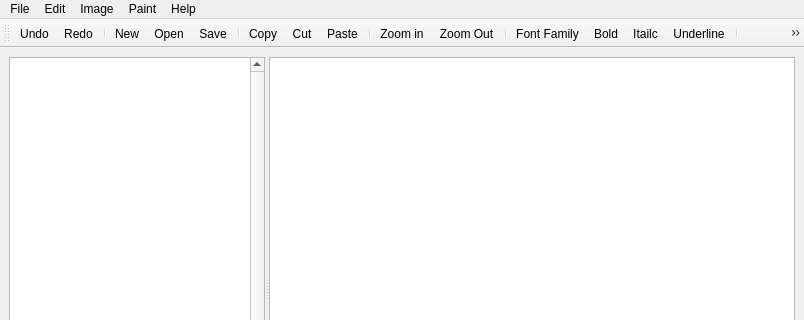
Qt form Notebook.ui (Ahmed-Al-Balochi/Notebook) before a commit; both pictures show x 0 to 804 and y 0 to 320 of the 804 by 532 pixel window.
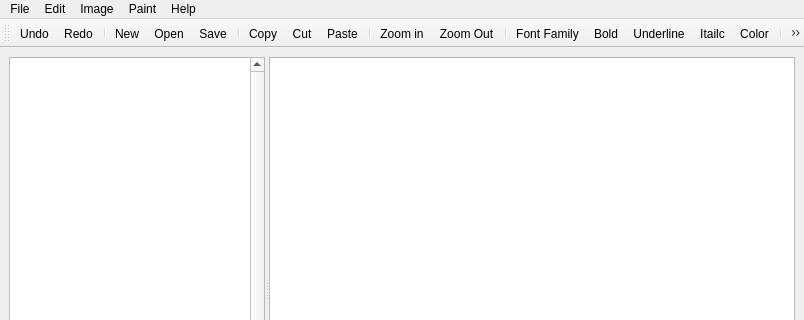
The same form after that commit. Icons and pictures are not drawn.

Commit message: added icons on the toolbar

Diff of the .ui file:
```diff
--- a/Notebook.ui
+++ b/Notebook.ui
@@ -147,8 +147,9 @@
    <addaction name="separator"/>
    <addaction name="actionFont_Family"/>
    <addaction name="actionBold"/>
-   <addaction name="actionItailc"/>
    <addaction name="actionUnderline"/>
+   <addaction name="actionItailc"/>
+   <addaction name="actionColor"/>
    <addaction name="separator"/>
    <addaction name="actionInsertImage"/>
    <addaction name="actionResize_Image"/>
```
Left out of the diff: 4 changed lines with no effect on the pictures. The commit also changes 5 other files.
